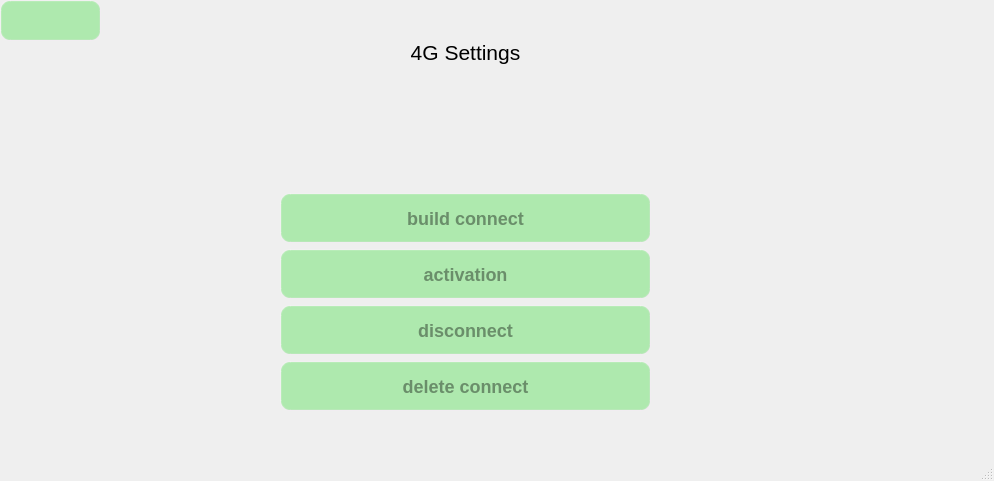
Qt form qt/t507/sim_module.ui (jizizihe/baijie_demo) before a commit.
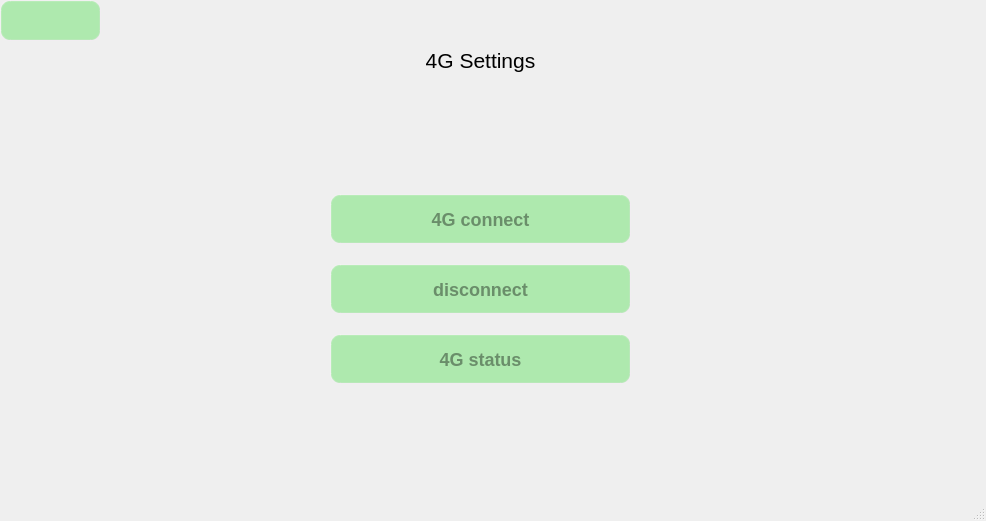
The same form after that commit. Icons and pictures are not drawn.

```diff
--- a/qt/t507/sim_module.ui
+++ b/qt/t507/sim_module.ui
@@ -6,8 +6,8 @@
    <rect>
     <x>0</x>
     <y>0</y>
-    <width>994</width>
-    <height>481</height>
+    <width>986</width>
+    <height>521</height>
    </rect>
   </property>
   <property name="windowTitle">
@@ -71,18 +71,15 @@
       <normaloff>:/t507_button_image/return.png</normaloff>:/t507_button_image/return.png</iconset>
     </property>
    </widget>
-   <widget class="QWidget" name="">
-    <property name="geometry">
-     <rect>
-      <x>280</x>
-      <y>40</y>
-      <width>371</width>
-      <height>371</height>
-     </rect>
-    </property>
-    <layout class="QVBoxLayout" name="verticalLayout_2">
-     <item>
       <widget class="QLabel" name="label">
+    <property name="geometry">
+     <rect>
+      <x>400</x>
+      <y>30</y>
+      <width>161</width>
+      <height>61</height>
+     </rect>
+    </property>
        <property name="font">
         <font>
          <pointsize>16</pointsize>
@@ -95,21 +92,15 @@
         <set>Qt::AlignCenter</set>
        </property>
       </widget>
-     </item>
-     <item>
-      <spacer name="verticalSpacer_2">
-       <property name="orientation">
-        <enum>Qt::Vertical</enum>
-       </property>
-       <property name="sizeHint" stdset="0">
-        <size>
-         <width>20</width>
-         <height>18</height>
-        </size>
-       </property>
-      </spacer>
-     </item>
-     <item>
+   <widget class="QWidget" name="">
+    <property name="geometry">
+     <rect>
+      <x>330</x>
+      <y>180</y>
+      <width>301</width>
+      <height>221</height>
+     </rect>
+    </property>
       <layout class="QVBoxLayout" name="verticalLayout">
        <item>
         <widget class="QPushButton" name="SimConnectBtn">
@@ -120,20 +111,7 @@
           </size>
          </property>
          <property name="text">
-          <string>build connect</string>
-         </property>
-        </widget>
-       </item>
-       <item>
-        <widget class="QPushButton" name="SimActivationBtn">
-         <property name="minimumSize">
-          <size>
-           <width>0</width>
-           <height>50</height>
-          </size>
-         </property>
-         <property name="text">
-          <string>activation</string>
+        <string>4G connect</string>
          </property>
         </widget>
        </item>
@@ -159,11 +137,9 @@
           </size>
          </property>
          <property name="text">
-          <string>delete connect</string>
-         </property>
-        </widget>
-       </item>
-      </layout>
+        <string>4G status</string>
+       </property>
+      </widget>
      </item>
     </layout>
    </widget>
```
Left out of the diff: 4 changed lines with no effect on the pictures. Lines whose indentation alone changed are shown as unchanged.
